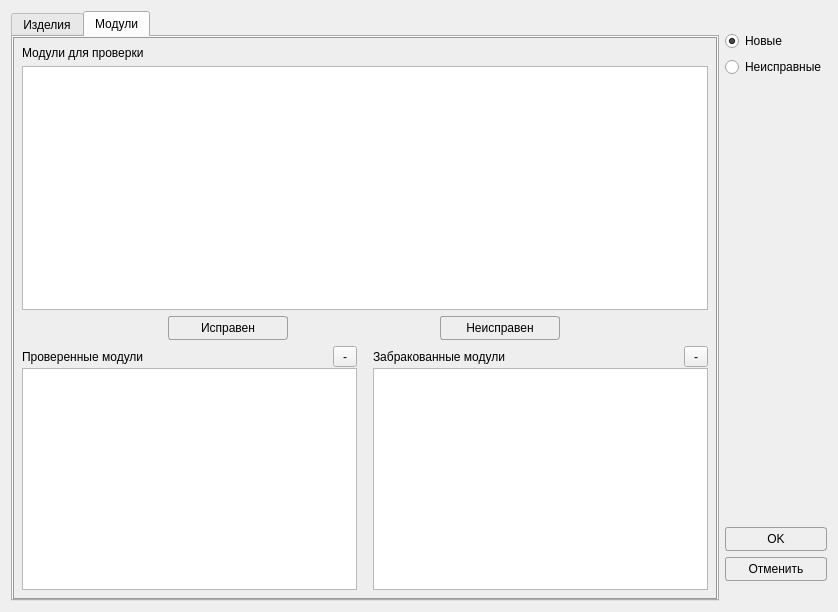
AlexeyScherbakov2021/Remont2, file Remont/otkcontrolwindow.ui: the form before one commit.
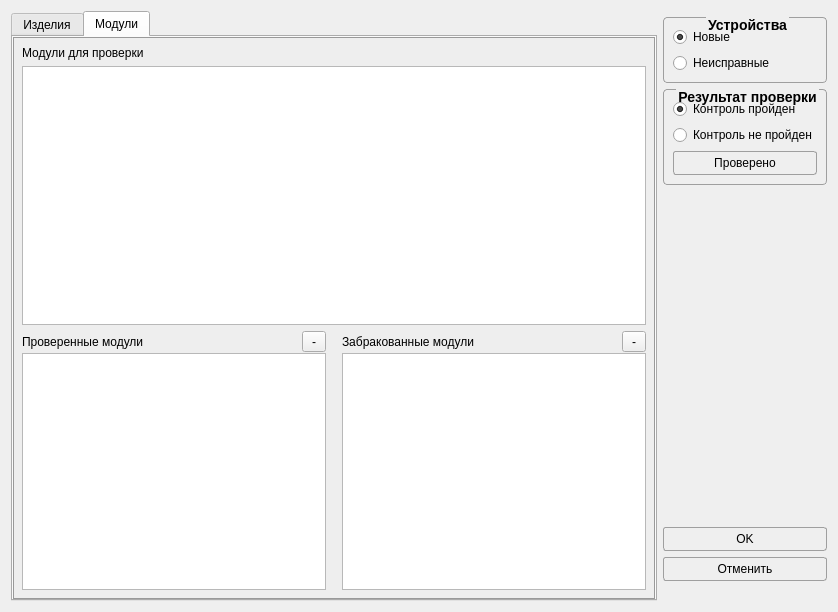
The form after the commit. The open tabs and pages were chosen to show the change. Icons and pictures are not drawn.

Commit message: Изменен порядок проверки ОТК

```diff
--- a/Remont/otkcontrolwindow.ui
+++ b/Remont/otkcontrolwindow.ui
@@ -240,6 +240,9 @@
        <string>Модули</string>
       </attribute>
       <layout class="QVBoxLayout" name="verticalLayout_4">
+       <property name="spacing">
+        <number>6</number>
+       </property>
        <item>
         <widget class="QLabel" name="label_2">
          <property name="text">
@@ -254,44 +257,6 @@
          </property>
         </widget>
        </item>
-       <item>
-        <layout class="QHBoxLayout" name="horizontalLayout_4">
-         <item>
-          <widget class="QPushButton" name="pbCheck">
-           <property name="maximumSize">
-            <size>
-             <width>120</width>
-             <height>16777215</height>
-            </size>
-           </property>
-           <property name="text">
-            <string>Исправен</string>
-           </property>
-           <property name="icon">
-            <iconset resource="resource.qrc">
-             <normaloff>:/image/Down.png</normaloff>:/image/Down.png</iconset>
-           </property>
-          </widget>
-         </item>
-         <item>
-          <widget class="QPushButton" name="pbBroken">
-           <property name="maximumSize">
-            <size>
-             <width>120</width>
-             <height>16777215</height>
-            </size>
-           </property>
-           <property name="text">
-            <string>Неисправен</string>
-           </property>
-           <property name="icon">
-            <iconset resource="resource.qrc">
-             <normaloff>:/image/Down.png</normaloff>:/image/Down.png</iconset>
-           </property>
-          </widget>
-         </item>
-        </layout>
-       </item>
        <item>
         <layout class="QHBoxLayout" name="horizontalLayout_7">
          <property name="spacing">
@@ -398,45 +363,82 @@
      <item>
       <layout class="QVBoxLayout" name="verticalLayout_7">
        <property name="topMargin">
-        <number>20</number>
+        <number>6</number>
        </property>
        <item>
-        <widget class="QRadioButton" name="rbNewDevice">
-         <property name="text">
-          <string>Новые</string>
+        <widget class="QGroupBox" name="groupBox_2">
+         <property name="title">
+          <string>Устройства</string>
          </property>
-         <property name="checked">
-          <bool>true</bool>
-         </property>
+         <layout class="QVBoxLayout" name="verticalLayout_11">
+          <item>
+           <widget class="QRadioButton" name="rbNewDevice">
+            <property name="text">
+             <string>Новые</string>
+            </property>
+            <property name="checked">
+             <bool>true</bool>
+            </property>
+           </widget>
+          </item>
+          <item>
+           <widget class="QRadioButton" name="rbOldDevice">
+            <property name="text">
+             <string>Неисправные</string>
+            </property>
+           </widget>
+          </item>
+         </layout>
         </widget>
        </item>
-       <item>
-        <widget class="QRadioButton" name="rbOldDevice">
-         <property name="text">
-          <string>Неисправные</string>
-         </property>
-        </widget>
-       </item>
-       <item>
-        <spacer name="verticalSpacer">
-         <property name="orientation">
-          <enum>Qt::Orientation::Vertical</enum>
-         </property>
-         <property name="sizeHint" stdset="0">
-          <size>
-           <width>20</width>
-           <height>40</height>
-          </size>
-         </property>
-        </spacer>
-       </item>
       </layout>
      </item>
      <item>
-      <layout class="QVBoxLayout" name="verticalLayout_8" stretch="0,0,0">
+      <layout class="QVBoxLayout" name="verticalLayout_8" stretch="0,0,0,0">
        <property name="bottomMargin">
         <number>20</number>
        </property>
+       <item>
+        <widget class="QGroupBox" name="groupBox">
+         <property name="title">
+          <string>Результат проверки</string>
+         </property>
+         <layout class="QVBoxLayout" name="verticalLayout_10">
+          <item>
+           <widget class="QRadioButton" name="rbCheck">
+            <property name="text">
+             <string>Контроль пройден</string>
+            </property>
+            <property name="icon">
+             <iconset resource="resource.qrc">
+              <normaloff>:/image/Apply24x24.png</normaloff>:/image/Apply24x24.png</iconset>
+            </property>
+            <property name="checked">
+             <bool>true</bool>
+            </property>
+           </widget>
+          </item>
+          <item>
+           <widget class="QRadioButton" name="rbUncheck">
+            <property name="text">
+             <string>Контроль не пройден</string>
+            </property>
+            <property name="icon">
+             <iconset resource="resource.qrc">
+              <normaloff>:/image/cancel2.png</normaloff>:/image/cancel2.png</iconset>
+            </property>
+           </widget>
+          </item>
+          <item>
+           <widget class="QPushButton" name="pbChecked">
+            <property name="text">
+             <string>Проверено</string>
+            </property>
+           </widget>
+          </item>
+         </layout>
+        </widget>
+       </item>
        <item>
         <spacer name="verticalSpacer_2">
          <property name="orientation">
```
Left out of the diff: 39 changed lines with no effect on the pictures. The commit also changes 3 other files.
